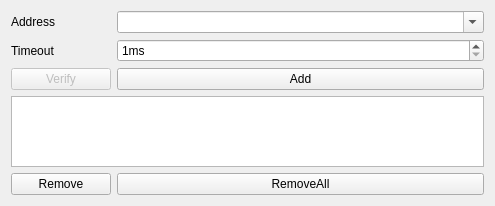
Before: the Qt Designer form source/wnd/ui/portoption.ui in ww4u/megarobostudio, drawn with Qt 5.
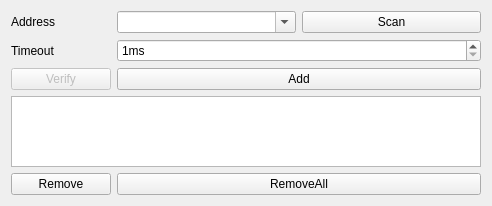
After: the same form once the commit is applied.

What changed in the file:
```diff
--- a/source/wnd/ui/portoption.ui
+++ b/source/wnd/ui/portoption.ui
@@ -6,7 +6,7 @@
    <rect>
     <x>0</x>
     <y>0</y>
-    <width>495</width>
+    <width>492</width>
     <height>206</height>
    </rect>
   </property>
@@ -34,19 +34,6 @@
      </property>
     </widget>
    </item>
-   <item row="1" column="1">
-    <widget class="QSpinBox" name="spinVisaTmo">
-     <property name="suffix">
-      <string>ms</string>
-     </property>
-     <property name="minimum">
-      <number>1</number>
-     </property>
-     <property name="maximum">
-      <number>1000000</number>
-     </property>
-    </widget>
-   </item>
    <item row="2" column="0">
     <widget class="QPushButton" name="btnVerify_2">
      <property name="enabled">
@@ -57,14 +44,21 @@
      </property>
     </widget>
    </item>
-   <item row="2" column="1">
-    <widget class="QPushButton" name="btnAddT">
+   <item row="4" column="0">
+    <widget class="QPushButton" name="btnRemove">
      <property name="text">
-      <string>Add</string>
+      <string>Remove</string>
      </property>
     </widget>
    </item>
-   <item row="3" column="0" colspan="2">
+   <item row="0" column="2">
+    <widget class="QPushButton" name="btnScan">
+     <property name="text">
+      <string>Scan</string>
+     </property>
+    </widget>
+   </item>
+   <item row="3" column="0" colspan="3">
     <widget class="QListWidget" name="listMRTs">
      <property name="minimumSize">
       <size>
@@ -74,14 +68,27 @@
      </property>
     </widget>
    </item>
-   <item row="4" column="0">
-    <widget class="QPushButton" name="btnRemove">
+   <item row="1" column="1" colspan="2">
+    <widget class="QSpinBox" name="spinVisaTmo">
+     <property name="suffix">
+      <string>ms</string>
+     </property>
+     <property name="minimum">
+      <number>1</number>
+     </property>
+     <property name="maximum">
+      <number>1000000</number>
+     </property>
+    </widget>
+   </item>
+   <item row="2" column="1" colspan="2">
+    <widget class="QPushButton" name="btnAddT">
      <property name="text">
-      <string>Remove</string>
+      <string>Add</string>
      </property>
     </widget>
    </item>
-   <item row="4" column="1">
+   <item row="4" column="1" colspan="2">
     <widget class="QPushButton" name="btnClear">
      <property name="text">
       <string>RemoveAll</string>
```
Left out of the diff: 14 changed lines with no effect on the pictures.
